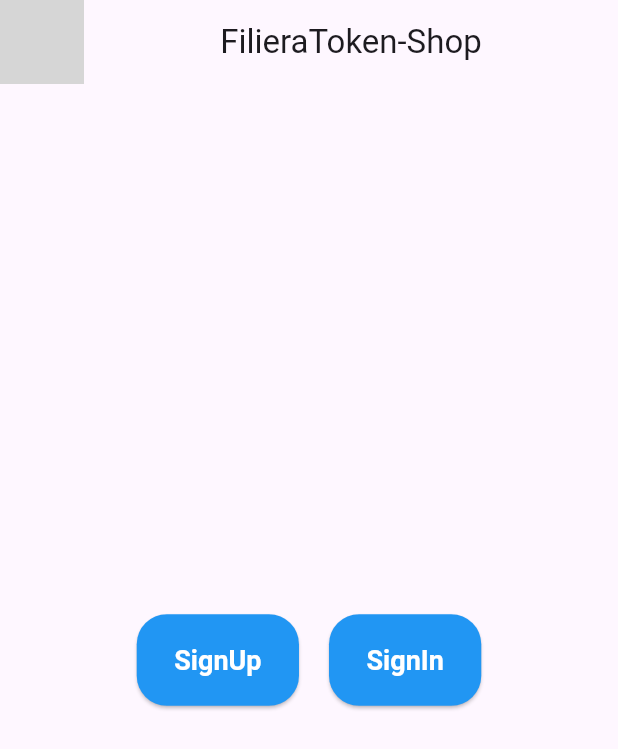
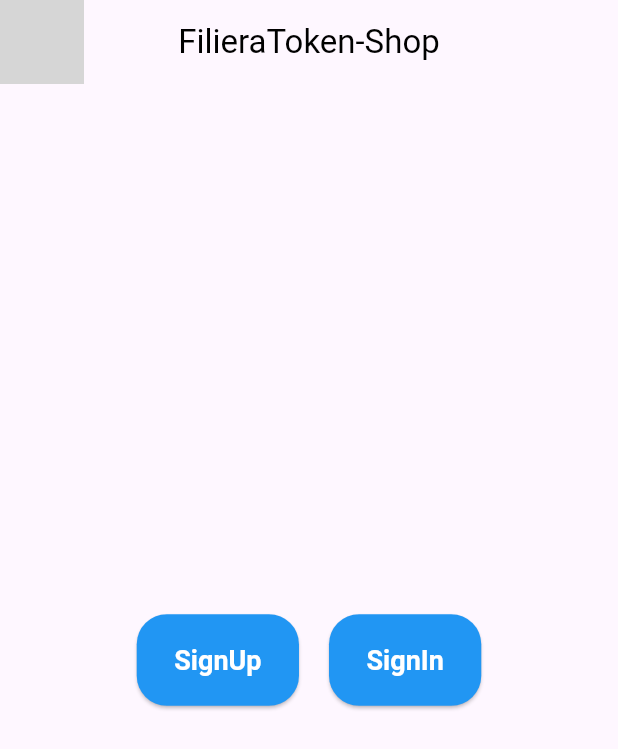
Before and after one commit to GerardoLeone/FilieraToken, a Flutter app: the screen it shows after launch, on a phone screen of 412 x 824 dp. Shown: the top 749 px of the screen. Run offline on Flutter 3.47's test engine with Material 3 defaults, Android fonts, the phone set to English and light mode, and no system bars; our stand-ins replace go_router; grey boxes are pictures that could not be loaded.

Commit message:
create CustomApp Bar for every Page

```diff
--- /dev/null
+++ b/Filiera-Token-FrontEnd/filiera_token_front_end/lib/components/molecules/custom_nav_bar.dart
@@ -0,0 +1,35 @@
+import 'package:flutter/material.dart';
+
+class CustomAppBar extends StatelessWidget implements PreferredSizeWidget {
+  final String title;
+  final Widget? leading;
+  final List<Widget>? actions;
+  final Color? backgroundColor;
+  final bool centerTitle;
+  final double elevation;
+
+  const CustomAppBar({
+    Key? key,
+    required this.title,
+    this.leading,
+    this.actions,
+    this.backgroundColor,
+    this.centerTitle = true,
+    this.elevation = 0.0,
+  }) : super(key: key);
+
+  @override
+  Widget build(BuildContext context) {
+    return AppBar(
+      title: Text(title, style: TextStyle(color: Colors.black)),
+      centerTitle: centerTitle,
+      leading: leading,
+      actions: actions,
+      backgroundColor: backgroundColor,
+      elevation: elevation,
+    );
+  }
+
+  @override
+  Size get preferredSize => Size.fromHeight(kToolbarHeight);
+}
--- a/Filiera-Token-FrontEnd/filiera_token_front_end/lib/components/organisms/home_page.dart
+++ b/Filiera-Token-FrontEnd/filiera_token_front_end/lib/components/organisms/home_page.dart
@@ -1,3 +1,7 @@
+// Molecules File
+import 'package:filiera_token_front_end/components/molecules/custom_nav_bar.dart';
+
+
 import 'package:flutter/material.dart';
 import 'package:go_router/go_router.dart';
 
@@ -7,6 +11,19 @@
 class MyHomePage extends StatelessWidget {
   const MyHomePage({super.key});
 
+
+  /**
+     * Construct my App Bar -> Nav Bar
+     */
+    CustomAppBar buildCustomAppBar(){
+      return CustomAppBar(
+            title: 'FilieraToken-Shop',
+            leading: Image.asset('../assets/favicon.png'),
+      );
+    }
+
+
+
   @override
   Widget build(BuildContext context) {
 
@@ -14,10 +31,7 @@
     MaterialApp homePage = MaterialApp(
       title: 'FilieraToken-Shop',
       home: Scaffold(
-        appBar: AppBar(
-          title: const Center(child: Text('FilieraToken-Shop')), // Centra la scritta
-          leading: Image.asset('../assets/favicon.png'),
-        ),
+        appBar: buildCustomAppBar(),
         body: Center(
           child: Row(
             mainAxisAlignment: MainAxisAlignment.center, // Centra la riga
```
Also changed, not shown: Filiera-Token-FrontEnd/filiera_token_front_end/lib/components/organisms/sign_in.dart (+19 -3 lines), Filiera-Token-FrontEnd/filiera_token_front_end/lib/components/organisms/sign_up.dart (+57 -11 lines), Filiera-Token-FrontEnd/filiera_token_front_end/lib/main.dart (+3 -4 lines).
